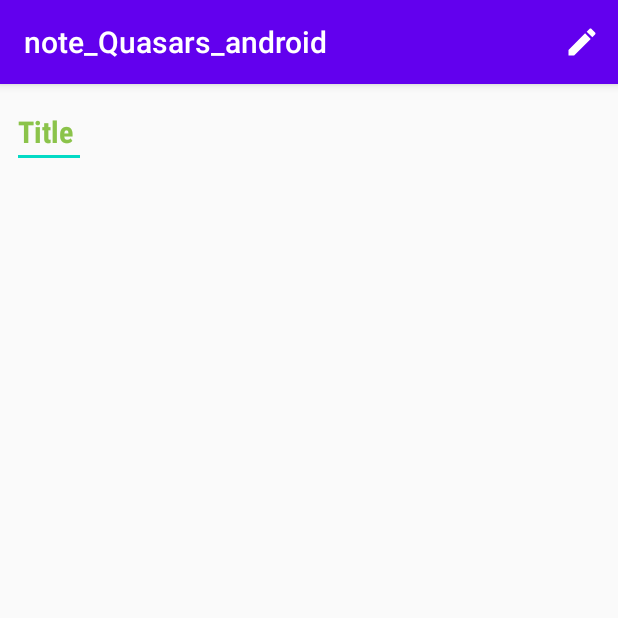
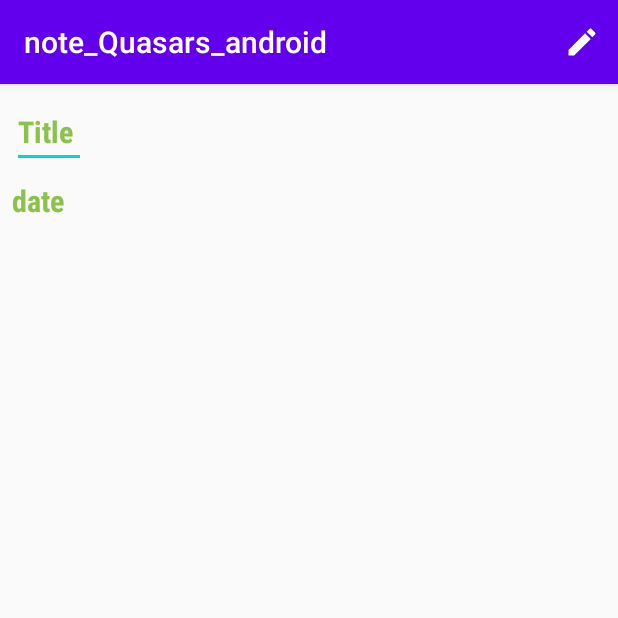
Before and after one commit to raghavbobal1/note_Quasars_android, an Android app: the EditableDetailViewActivity screen opened directly, with no data from a screen before it, on a phone screen of 412 x 824 dp, the top half of it. Run offline under Robolectric (Android 15) with nearby library versions, the phone set to English and light mode, and no system bars; our stand-ins replace ButterKnife.

Commit message:
Added created time on notes

```diff
--- a/app/src/main/java/com/aby/note_quasars_android/activities/EditableDetailViewActivity.java
+++ b/app/src/main/java/com/aby/note_quasars_android/activities/EditableDetailViewActivity.java
@@ -30,6 +30,9 @@ public class EditableDetailViewActivity extends AppCompatActivity implements Edi
     @BindView(R.id.tvNoteTitleDetail)
     EditText tvNoteTitleDetail;
 
+    @BindView(R.id.tvNoteCreatedOnDetail)
+    TextView tvNoteCreatedOnDetail;
+
     @Override
     protected void onCreate(Bundle savedInstanceState) {
         super.onCreate(savedInstanceState);
@@ -50,6 +53,8 @@ public class EditableDetailViewActivity extends AppCompatActivity implements Edi
             tvNoteTitleDetail.setText(note.getTitle());
             tvNoteTitleDetail.setEnabled(false);
             tvNoteTitleDetail.setBackground(null);
+
+            tvNoteCreatedOnDetail.setText(note.getCreatedOn().toString());
         }
 
     }
--- a/app/src/main/res/layout/activity_editable_detail_view.xml
+++ b/app/src/main/res/layout/activity_editable_detail_view.xml
@@ -21,5 +21,21 @@
         app:layout_constraintStart_toStartOf="parent"
         app:layout_constraintTop_toTopOf="parent" />
 
+    <TextView
+        android:id="@+id/tvNoteCreatedOnDetail"
+        android:layout_width="wrap_content"
+        android:layout_height="wrap_content"
+        android:layout_marginLeft="8dp"
+        android:layout_marginTop="8dp"
+        android:fontFamily="sans-serif-condensed-medium"
+        android:text="date "
+        android:textColor="#8BC34A"
+        android:textSize="20sp"
+        android:textStyle="bold"
+        app:layout_constraintTop_toBottomOf="@+id/tvNoteTitleDetail"
+        app:layout_constraintStart_toStartOf="parent"
+
+        />
+
 
 </androidx.constraintlayout.widget.ConstraintLayout>
```
